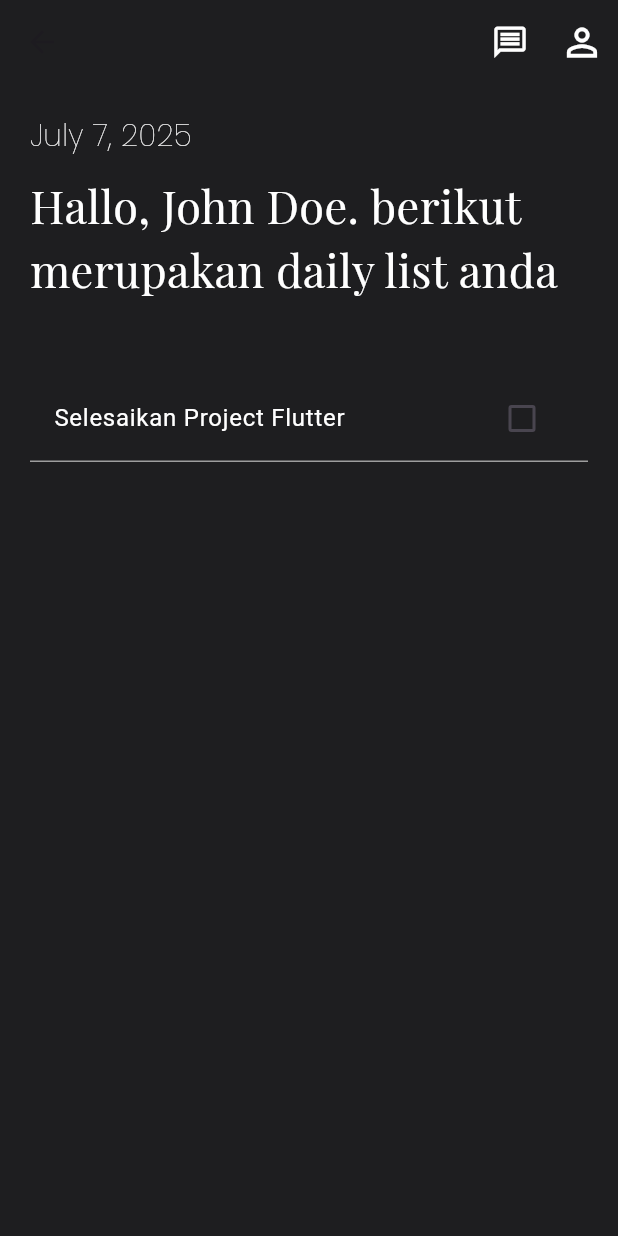
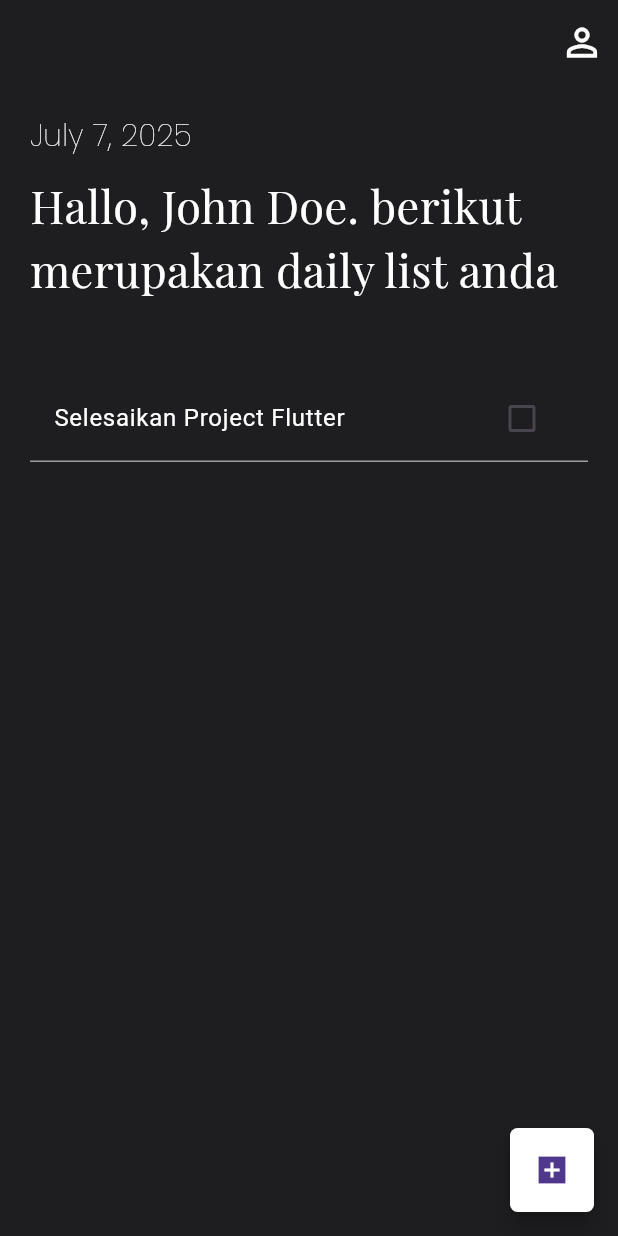
Before and after one commit to herrikurniawann/dicoding_flutter_project_2, a Flutter app: the StartScreen screen opened directly, after a tap on "Get Started", on a phone screen of 412 x 824 dp. Run offline on Flutter 3.47's test engine with Material 3 defaults, Android fonts, the phone set to English and light mode, and no system bars; our stand-ins replace google_fonts.

Commit message:
add floatingButton

```diff
--- a/lib/main.dart
+++ b/lib/main.dart
@@ -1,4 +1,4 @@
-import 'package:dicoding_project/pages/main_screen.dart';
+import 'package:dicoding_project/pages/start_screen.dart';
 import 'package:flutter/material.dart';
 
 void main() {
@@ -13,7 +13,7 @@ class MainApp extends StatelessWidget {
     return MaterialApp(
       title: 'finalProjectDicoding',
       theme: ThemeData(),
-      home: const MainScreen(),
+      home: const StartScreen(),
       debugShowCheckedModeBanner: false,
     );
   }
--- a/lib/pages/main_screen.dart
+++ b/lib/pages/main_screen.dart
@@ -16,23 +16,12 @@ class _MainScreenState extends State<MainScreen> {
     final screenHeight = MediaQuery.of(context).size.height;
     return Scaffold(
       appBar: AppBar(
+        automaticallyImplyLeading: false,
         backgroundColor: Color(0xFF1e1e20),
         actions: <Widget>[
-          Row(
-            children: [
-              IconButton(
-                onPressed: () {},
-                icon: Icon(
-                  Icons.message_outlined,
-                  color: Colors.white,
-                  size: 25,
-                ),
-              ),
-              IconButton(
-                onPressed: () {},
-                icon: Icon(Icons.person_outline, color: Colors.white, size: 30),
-              ),
-            ],
+          IconButton(
+            onPressed: () {},
+            icon: Icon(Icons.person_outline, color: Colors.white, size: 30),
           ),
         ],
       ),
@@ -79,7 +68,14 @@ class _MainScreenState extends State<MainScreen> {
                           child: CheckboxListTile(
                             title: Text(
                               'Selesaikan Project Flutter',
-                              style: TextStyle(color: Colors.white),
+                              style: TextStyle(
+                                color: Colors.white,
+                                decoration:
+                                    _isTaskCompleted
+                                        ? TextDecoration.lineThrough
+                                        : TextDecoration.none,
+                                decorationColor: Colors.white,
+                              ),
                             ),
                             checkColor: Colors.black,
                             activeColor: Colors.white,
@@ -100,6 +96,12 @@ class _MainScreenState extends State<MainScreen> {
           ),
         ),
       ),
+      floatingActionButton: FloatingActionButton(
+        onPressed: () {},
+        shape: RoundedRectangleBorder(borderRadius: BorderRadius.circular(5)),
+        backgroundColor: Colors.white,
+        child: Icon(Icons.add_box_sharp),
+      ),
     );
   }
 }
--- a/lib/pages/start_screen.dart
+++ b/lib/pages/start_screen.dart
@@ -57,7 +57,7 @@ class StartScreen extends StatelessWidget {
                       },
                       style: ElevatedButton.styleFrom(
                         shape: RoundedRectangleBorder(
-                          borderRadius: BorderRadius.circular(0),
+                          borderRadius: BorderRadius.circular(5),
                         ),
                       ),
                       child: Text(
```
